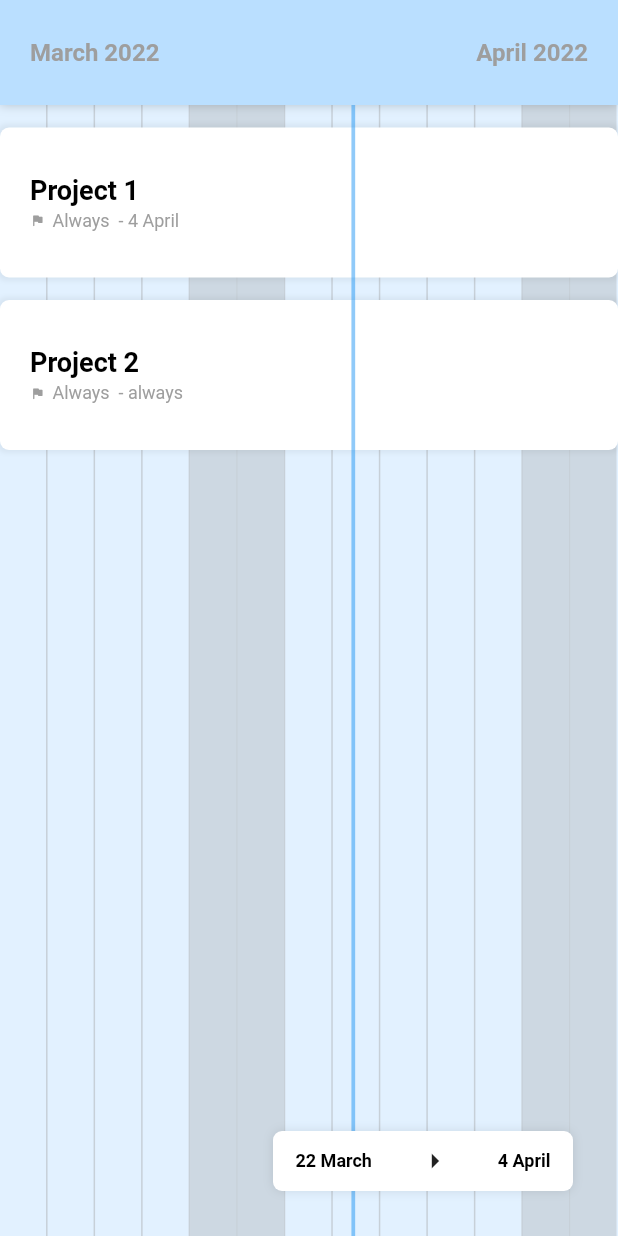
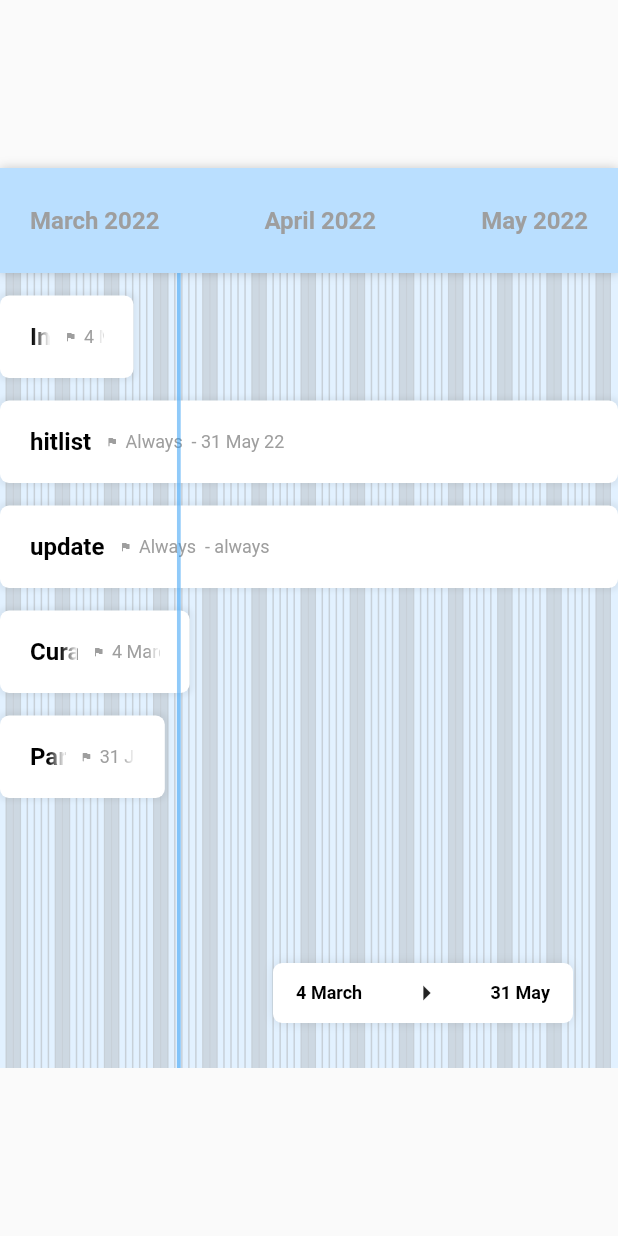
Before and after one commit to karimafas/bar-calendar, a Flutter app: the screen it shows after launch, on a phone screen of 412 x 824 dp. Run offline on Flutter 3.47's test engine with Material 2 defaults, Android fonts, the phone set to English and light mode, and no system bars.

Commit message:
Bug fixes and calendar border radius

```diff
--- a/example/lib/main.dart
+++ b/example/lib/main.dart
@@ -19,21 +19,28 @@ class HomePage extends StatelessWidget {
   Widget build(BuildContext context) {
     return Center(
         child: SizedBox(
-      width: MediaQuery.of(context).size.width,
+      height: 600,
+      width: 600,
       child: BarCalendar(
         backgroundColor: const Color(0xFFE2F1FF),
         headerDecoration:
             CalendarHeaderDecoration(backgroundColor: const Color(0xFFBADFFF)),
         events: [
           CalendarEvent(
-              title: 'Project 1',
-              eventBarSize: EventBarSize.large,
-              decoration: EventBarDecoration(progressionBarColor: Colors.red),
-              start: null,
-              end: DateTime.now().add(const Duration(days: 6))),
+              title: 'Introducing: Boxing.',
+              start: DateTime(2022, 3, 4),
+              end: DateTime(2022, 3, 23)),
           CalendarEvent(
-              title: 'Project 2',
-              eventBarSize: EventBarSize.large),
+              title: 'hitlist', end: DateTime(2022, 5, 31), start: null),
+          CalendarEvent(title: 'update', start: null, end: null),
+          CalendarEvent(
+              title: 'Curated Content For You',
+              start: DateTime(2022, 3, 4),
+              end: DateTime(2022, 3, 31)),
+          CalendarEvent(
+              title: 'Parkrun Launch',
+              start: DateTime(2059, 1, 31),
+              end: DateTime(2022, 3, 4)),
         ],
       ),
     ));
--- a/lib/bar_calendar.dart
+++ b/lib/bar_calendar.dart
@@ -1,4 +1,6 @@
 library bar_calendar;
+
+import 'dart:io';
 
 import 'package:flutter/material.dart';
 import 'package:intl/intl.dart';
@@ -162,12 +164,14 @@ class BarCalendar extends StatefulWidget {
       {Key? key,
       required this.events,
       this.backgroundColor,
-      this.headerDecoration})
+      this.headerDecoration,
+      this.borderRadius})
       : super(key: key);
 
   final List<CalendarEvent> events;
   final Color? backgroundColor;
   final CalendarHeaderDecoration? headerDecoration;
+  final double? borderRadius;
 
   @override
   State<BarCalendar> createState() => _BarCalendarState();
@@ -237,10 +241,35 @@ class _BarCalendarState extends State<BarCalendar> {
       days.add(minDate.add(Duration(days: i)));
     }
 
+    DateTime _now = DateTime.now();
+    for (final e in widget.events) {
+      if (e.start != null) {
+        setState(() {
+          e.start = DateTime(
+              _now.year,
+              e.start!.month,
+              e.start!.day,
+              e.start!.hour,
+              e.start!.minute,
+              e.start!.second,
+              e.start!.millisecond);
+        });
+      }
+
+      if (e.end != null) {
+        setState(() {
+          e.end = DateTime(_now.year, e.end!.month, e.end!.day, e.end!.hour,
+              e.end!.minute, e.end!.second, e.end!.millisecond);
+        });
+      }
+    }
+
     return LayoutBuilder(builder: (layoutContext, constraints) {
       final double headerWidth = constraints.maxWidth;
       return Container(
-        color: widget.backgroundColor ?? Colors.grey.withOpacity(.4),
+        decoration: BoxDecoration(
+            color: widget.backgroundColor ?? Colors.grey.withOpacity(.4),
+            borderRadius: BorderRadius.circular(widget.borderRadius ?? 0)),
         child: Stack(
           children: [
             DaySeparators(
@@ -266,7 +295,8 @@ class _BarCalendarState extends State<BarCalendar> {
                 daysBetween: days,
                 minDate: minDate,
                 maxDate: maxDate,
-                decoration: widget.headerDecoration),
+                decoration: widget.headerDecoration,
+                borderRadius: widget.borderRadius),
             CurrentDayIndicator(
                 days: days, headerWidth: headerWidth, totalDays: totalDays),
             Positioned(
@@ -426,13 +456,15 @@ class Header extends StatelessWidget {
       required this.daysBetween,
       required this.minDate,
       required this.maxDate,
-      this.decoration})
+      this.decoration,
+      this.borderRadius})
       : super(key: key);
 
   final List<DateTime> daysBetween;
   final DateTime minDate;
   final DateTime maxDate;
   final CalendarHeaderDecoration? decoration;
+  final double? borderRadius;
 
   @override
   Widget build(BuildContext context) {
@@ -462,6 +494,9 @@ class Header extends StatelessWidget {
           height: headerHeight,
           decoration: BoxDecoration(
               color: decoration?.backgroundColor ?? Colors.white,
+              borderRadius: BorderRadius.only(
+                  topLeft: Radius.circular(borderRadius ?? 0),
+                  topRight: Radius.circular(borderRadius ?? 0)),
               boxShadow: [
                 BoxShadow(blurRadius: 5, color: Colors.black.withOpacity(.2))
               ]),
@@ -548,7 +583,7 @@ class EventBarLarge extends StatelessWidget {
 
   @override
   Widget build(BuildContext context) {
-    DateFormat formatter = DateFormat('d MMMM');
+    DateFormat formatter = DateFormat("d MMMM yy");
 
     return Row(
       children: [
@@ -664,7 +699,7 @@ class EventBarSmall extends StatelessWidget {
 
   @override
   Widget build(BuildContext context) {
-    DateFormat formatter = DateFormat('d MMMM');
+    DateFormat formatter = DateFormat("d MMMM yy");
     return Row(
       children: [
         Expanded(
--- a/pubspec.yaml
+++ b/pubspec.yaml
@@ -1,6 +1,6 @@
 name: bar_calendar
 description: A package that allows the creation of event-based project calendars.
-version: 0.0.7
+version: 0.0.8
 repository: https://github.com/karimafas/bar-calendar
 
 environment:
```
Also changed, not shown: example/pubspec.lock, 2 other files.
